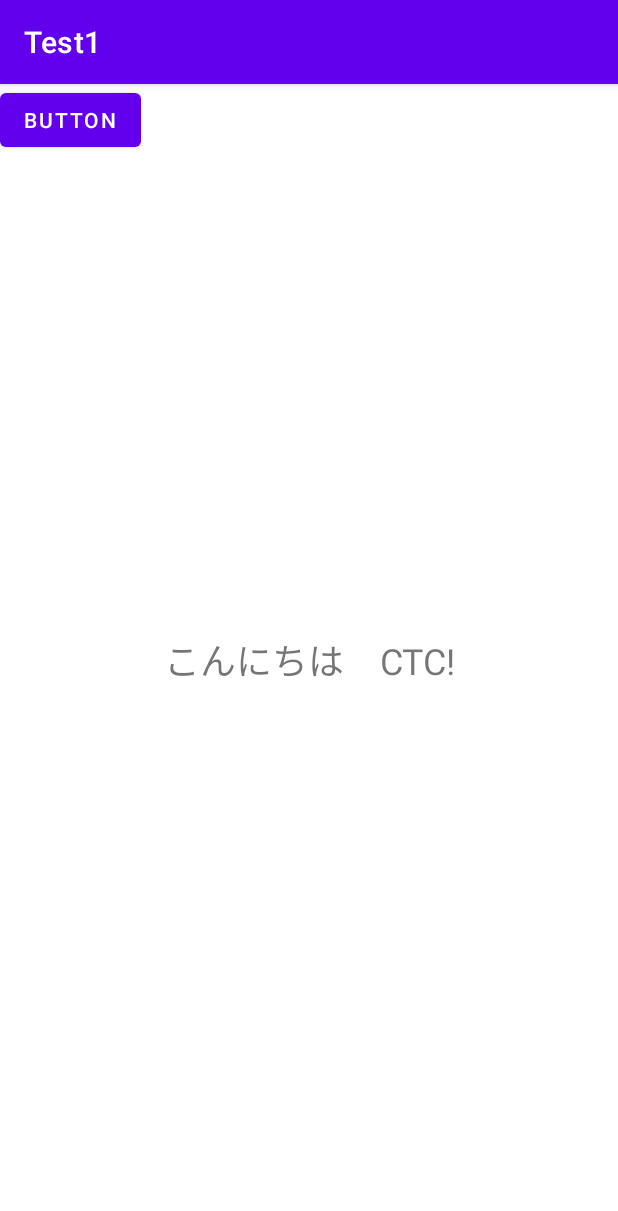
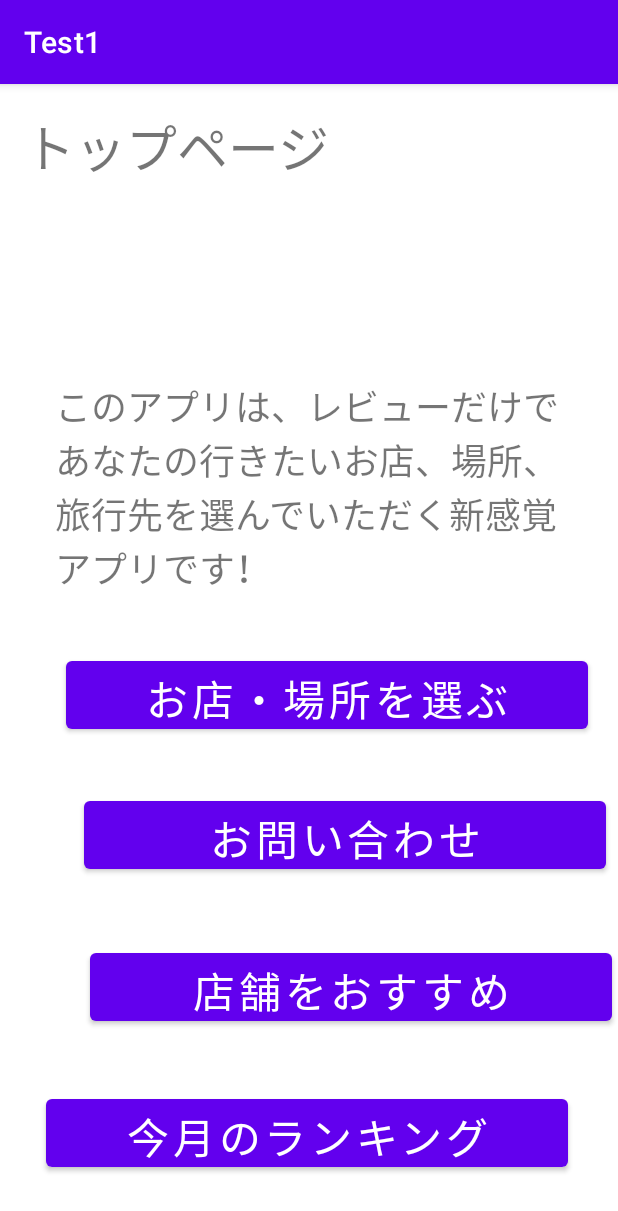
Before and after one commit to KATO-I4/Project1, an Android app: the screen it shows after launch (MainActivity), on a phone screen of 412 x 824 dp. Shown: the top 1211 px of the screen. Run offline under Robolectric (Android 15) with nearby library versions, the phone set to English and light mode, and no system bars.

Commit message:
今日はここまで

```diff
--- a/app/src/main/java/com/example/test1/MainActivity.java
+++ b/app/src/main/java/com/example/test1/MainActivity.java
@@ -23,8 +23,8 @@ public class MainActivity extends AppCompatActivity {
     class MyOnClickListener implements View.OnClickListener{
         @Override
         public void onClick(View view){
-            TextView text = findViewById(R.id.textViewMessage);
-            text.setText("こんにちは androidだよね！");
+            TextView text = findViewById(R.id.textView2);
+            text.setText("次のページ");
         }
     }
 }
--- a/app/src/main/res/layout/activity_main.xml
+++ b/app/src/main/res/layout/activity_main.xml
@@ -6,24 +6,76 @@
     android:layout_height="match_parent"
     tools:context=".MainActivity">
 
+    <Button
+        android:id="@+id/buttonChangeMessage"
+        android:layout_width="348dp"
+        android:layout_height="57dp"
+        android:layout_marginEnd="20dp"
+        android:layout_marginBottom="332dp"
+        android:text="お店・場所を選ぶ"
+        android:textSize="28sp"
+        app:layout_constraintBottom_toBottomOf="parent"
+        app:layout_constraintEnd_toEndOf="parent" />
+
     <TextView
-        android:id="@+id/textViewMessage"
+        android:id="@+id/textView2"
         android:layout_width="wrap_content"
         android:layout_height="wrap_content"
-        android:text="こんにちは　CTC!"
+        android:layout_marginStart="16dp"
+        android:layout_marginTop="16dp"
+        android:text="トップページ"
+        android:textSize="34sp"
+        android:visibility="visible"
+        app:layout_constraintStart_toStartOf="parent"
+        app:layout_constraintTop_toTopOf="parent"
+        tools:visibility="visible" />
+
+    <TextView
+        android:id="@+id/textView3"
+        android:layout_width="339dp"
+        android:layout_height="0dp"
+        android:layout_marginStart="28dp"
+        android:layout_marginEnd="28dp"
+        android:layout_marginBottom="427dp"
+        android:text="このアプリは、レビューだけであなたの行きたいお店、場所、旅行先を選んでいただく新感覚アプリです！"
         android:textSize="24sp"
         app:layout_constraintBottom_toBottomOf="parent"
-        app:layout_constraintLeft_toLeftOf="parent"
-        app:layout_constraintRight_toRightOf="parent"
-        app:layout_constraintTop_toTopOf="parent" />
+        app:layout_constraintEnd_toEndOf="parent"
+        app:layout_constraintStart_toStartOf="parent" />
 
     <Button
-        android:id="@+id/buttonChangeMessage"
-        android:layout_width="wrap_content"
-        android:layout_height="wrap_content"
-        android:text="Button"
-        tools:layout_editor_absoluteX="158dp"
-        tools:layout_editor_absoluteY="537dp" />
+        android:id="@+id/button"
+        android:layout_width="348dp"
+        android:layout_height="57dp"
+        android:layout_marginStart="12dp"
+        android:layout_marginTop="36dp"
+        android:text="お問い合わせ"
+        android:textSize="28sp"
+        app:layout_constraintStart_toStartOf="@+id/buttonChangeMessage"
+        app:layout_constraintTop_toBottomOf="@+id/buttonChangeMessage" />
+
+    <Button
+        android:id="@+id/button2"
+        android:layout_width="348dp"
+        android:layout_height="57dp"
+        android:layout_marginStart="4dp"
+        android:layout_marginTop="44dp"
+        android:text="店舗をおすすめ"
+        android:textSize="28sp"
+        app:layout_constraintStart_toStartOf="@+id/button"
+        app:layout_constraintTop_toBottomOf="@+id/button" />
+
+    <Button
+        android:id="@+id/button3"
+        android:layout_width="348dp"
+        android:layout_height="57dp"
+        android:layout_marginBottom="40dp"
+        android:text="今月のランキング"
+        android:textSize="28sp"
+        app:layout_constraintBottom_toBottomOf="parent"
+        app:layout_constraintEnd_toEndOf="parent"
+        app:layout_constraintHorizontal_bias="0.476"
+        app:layout_constraintStart_toStartOf="parent" />
 
 
 </androidx.constraintlayout.widget.ConstraintLayout>
```
